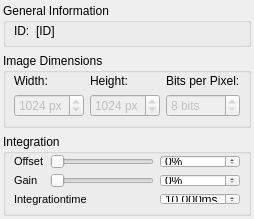
Before: the Qt Designer form PCOPixelFly/dockWidgetPCOPixelFly.ui in itom-project/plugins, drawn with Qt 5.
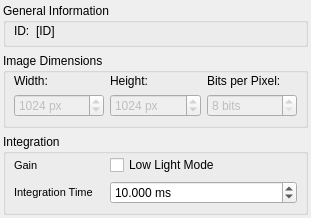
After: the same form once the commit is applied.

Commit message: updates in PCOPixelFly; better integration of two-state parameter 'gain' in dock widget. Version set to 1.0.0

Patch:
```diff
--- a/PCOPixelFly/dockWidgetPCOPixelFly.ui
+++ b/PCOPixelFly/dockWidgetPCOPixelFly.ui
@@ -6,14 +6,14 @@
    <rect>
     <x>0</x>
     <y>0</y>
-    <width>231</width>
-    <height>219</height>
+    <width>311</width>
+    <height>193</height>
    </rect>
   </property>
   <property name="minimumSize">
    <size>
     <width>0</width>
-    <height>219</height>
+    <height>0</height>
    </size>
   </property>
   <property name="windowTitle">
@@ -194,47 +194,6 @@
        <number>8</number>
       </property>
       <item row="0" column="0">
-       <widget class="QLabel" name="label_offset">
-        <property name="font">
-         <font>
-          <pointsize>8</pointsize>
-         </font>
-        </property>
-        <property name="text">
-         <string>Offset</string>
-        </property>
-       </widget>
-      </item>
-      <item row="0" column="1">
-       <widget class="QSlider" name="horizontalSlider_offset">
-        <property name="maximum">
-         <number>100</number>
-        </property>
-        <property name="pageStep">
-         <number>1</number>
-        </property>
-        <property name="tracking">
-         <bool>false</bool>
-        </property>
-        <property name="orientation">
-         <enum>Qt::Horizontal</enum>
-        </property>
-       </widget>
-      </item>
-      <item row="0" column="2">
-       <widget class="QSpinBox" name="spinBox_offset">
-        <property name="suffix">
-         <string>%</string>
-        </property>
-        <property name="minimum">
-         <number>0</number>
-        </property>
-        <property name="maximum">
-         <number>100</number>
-        </property>
-       </widget>
-      </item>
-      <item row="1" column="0">
        <widget class="QLabel" name="label_gain">
         <property name="font">
          <font>
@@ -246,36 +205,14 @@
         </property>
        </widget>
       </item>
-      <item row="1" column="1">
-       <widget class="QSlider" name="horizontalSlider_gain">
-        <property name="maximum">
-         <number>100</number>
+      <item row="0" column="1" colspan="2">
+       <widget class="QCheckBox" name="checkLowLightMode">
+        <property name="text">
+         <string>Low Light Mode</string>
         </property>
-        <property name="pageStep">
-         <number>1</number>
-        </property>
-        <property name="tracking">
-         <bool>false</bool>
-        </property>
-        <property name="orientation">
-         <enum>Qt::Horizontal</enum>
-        </property>
        </widget>
       </item>
-      <item row="1" column="2">
-       <widget class="QSpinBox" name="spinBox_gain">
-        <property name="suffix">
-         <string>%</string>
-        </property>
-        <property name="minimum">
-         <number>0</number>
-        </property>
-        <property name="maximum">
-         <number>100</number>
-        </property>
-       </widget>
-      </item>
-      <item row="2" column="0" colspan="2">
+      <item row="2" column="0">
        <widget class="QLabel" name="label_integration_time">
         <property name="font">
          <font>
@@ -283,17 +220,17 @@
          </font>
         </property>
         <property name="text">
-         <string>Integrationtime</string>
+         <string>Integration Time</string>
         </property>
        </widget>
       </item>
-      <item row="2" column="2">
+      <item row="2" column="1" colspan="2">
        <widget class="QDoubleSpinBox" name="doubleSpinBox_integration_time">
         <property name="prefix">
          <string/>
         </property>
         <property name="suffix">
-         <string>ms</string>
+         <string> ms</string>
         </property>
         <property name="decimals">
          <number>3</number>
```
The commit also changes 5 other files.
